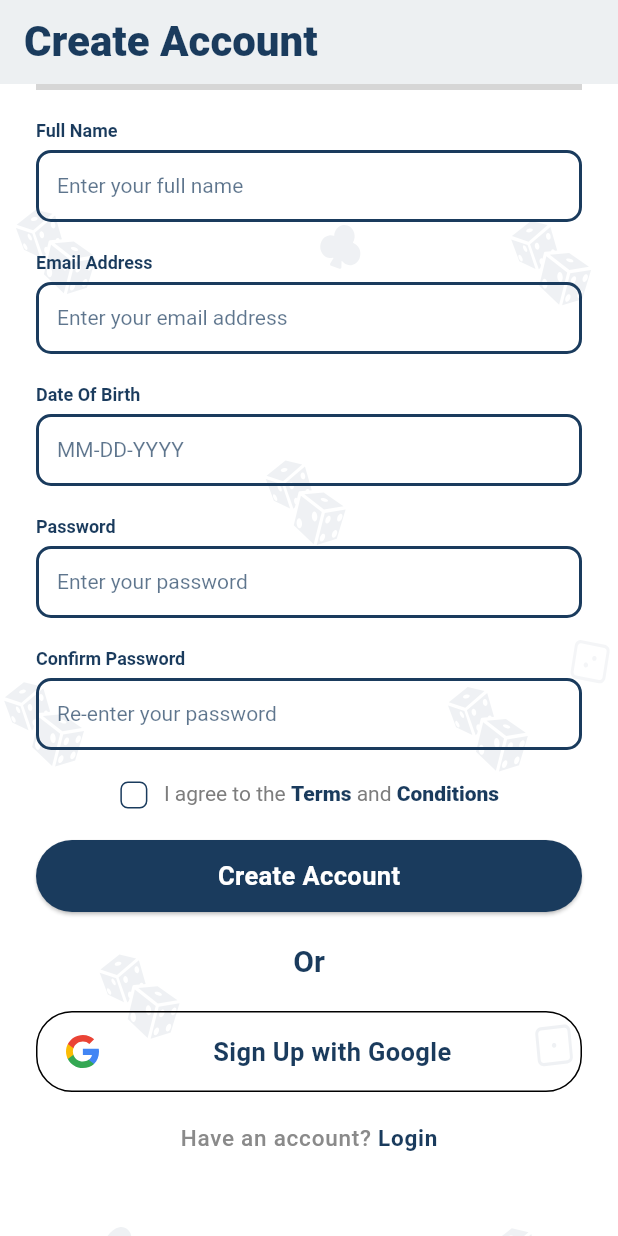
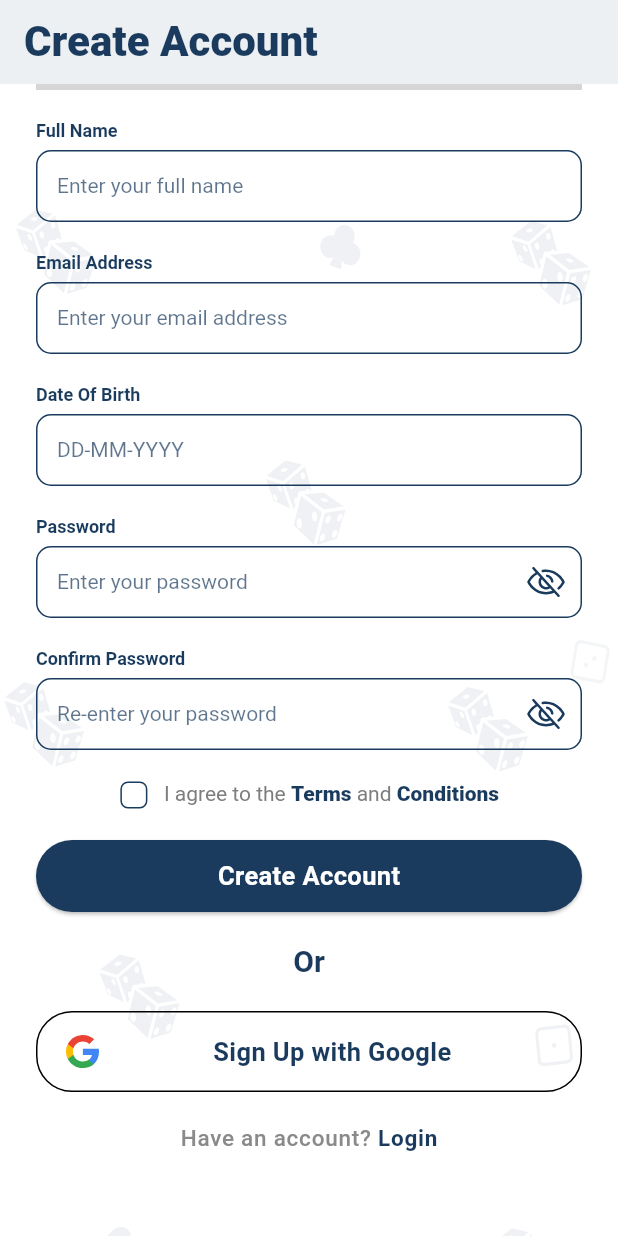
Before and after one commit to khan-ismail/Bet-Control, a Flutter app: the SignUpPage screen opened directly, scrolled down 68 dp, on a phone screen of 412 x 824 dp. Run offline on Flutter 3.47's test engine with Material 3 defaults, Android fonts, the light colour scheme and no system bars; our stand-ins replace flutter_riverpod, flutter_svg, get, google_fonts, hive_flutter; accounts and stored records are empty; grey boxes are pictures that could not be loaded.

Commit message:
ref : fields modified

```diff
--- /dev/null
+++ b/lib/components/form_fields/date_picker_field.dart
@@ -0,0 +1,68 @@
+import 'package:betcontrol/utils/date_formatter.dart';
+import 'package:flutter/material.dart';
+
+class AppDatePickerField extends StatelessWidget {
+  final String title;
+  final String hintText;
+  final TextEditingController controller;
+  final String? initialValue;
+  final String? Function(String?)? validator;
+  final void Function(String)? onChanged;
+  const AppDatePickerField({
+    super.key,
+    required this.title,
+    required this.controller,
+    required this.hintText,
+    this.initialValue,
+    this.validator,
+    this.onChanged,
+  });
+
+  @override
+  Widget build(BuildContext context) {
+    return Column(
+      mainAxisAlignment: MainAxisAlignment.start,
+      crossAxisAlignment: CrossAxisAlignment.start,
+      mainAxisSize: MainAxisSize.min,
+      spacing: 5,
+      children: [
+        Text(
+          title,
+          style: Theme.of(context)
+              .textTheme
+              .displaySmall!
+              .copyWith(fontWeight: FontWeight.w600),
+        ),
+        TextFormField(
+          controller: controller,
+          initialValue: initialValue,
+          validator: validator,
+          readOnly: true,
+          onChanged: onChanged,
+          keyboardType: TextInputType.datetime,
+          showCursor: false,
+          onTap: () async {
+            FocusScope.of(context).requestFocus(FocusNode()); // Hide keyboard
+            DateTime? pickedDate = await showDatePicker(
+              context: context,
+              initialDate: DateTime.now(),
+              firstDate: DateTime(1990),
+              lastDate: DateTime.now(),
+            );
+            if (pickedDate != null) {
+              controller.text =
+                  DateFormatter.dateToString(DateFormats.ddmmyyyy, pickedDate);
+              if (onChanged != null) {
+                onChanged!(controller.text);
+              }
+            }
+          },
+          decoration: InputDecoration(
+            hintText: hintText,
+          ),
+          style: Theme.of(context).textTheme.headlineSmall!,
+        ),
+      ],
+    );
+  }
+}
--- a/lib/components/form_fields/text_field.dart
+++ b/lib/components/form_fields/text_field.dart
@@ -7,15 +7,19 @@ class AppTextField extends StatelessWidget {
   final String? initialValue;
   final String? Function(String?)? validator;
   final void Function(String)? onChanged;
-  const AppTextField({
-    super.key,
+  final Widget? suffixIcon;
+  final bool obscureText;
+
+  const AppTextField(
+      {super.key,
       required this.title,
       required this.controller,
       required this.hintText,
       this.initialValue,
       this.validator,
       this.onChanged,
-  });
+      this.suffixIcon,
+      this.obscureText = false});
 
   @override
   Widget build(BuildContext context) {
@@ -36,9 +40,21 @@ class AppTextField extends StatelessWidget {
           controller: controller,
           initialValue: initialValue,
           validator: validator,
-          onChanged: onChanged,
+          onChanged: (value) {
+            controller.text = value;
+
+            if (onChanged != null) {
+              onChanged!(value);
+            }
+          },
+          obscureText: obscureText,
+          obscuringCharacter: '*',
           decoration: InputDecoration(
             hintText: hintText,
+            suffixIcon: Padding(
+              padding: const EdgeInsets.all(10),
+              child: suffixIcon,
+            ),
           ),
           style: Theme.of(context).textTheme.headlineSmall!,
         ),
--- a/lib/core/theme/theme.dart
+++ b/lib/core/theme/theme.dart
@@ -17,7 +17,7 @@ abstract class AppTheme {
   static _border([Color color = AppPallete.primary]) => OutlineInputBorder(
         borderSide: BorderSide(
           color: color,
-          width: 2,
+          width: 1,
         ),
         borderRadius: BorderRadius.circular(10),
       );
@@ -58,6 +58,7 @@ abstract class AppTheme {
     contentPadding: const EdgeInsets.all(10),
     enabledBorder: _border(),
     focusedBorder: _border(),
+    disabledBorder: _border(AppPallete.primary.withValues(alpha: 0.7)),
     hintStyle: AppTextStyles.headlineSmall.copyWith(
       color: AppPallete.primary.withValues(alpha: 0.7),
     ),
@@ -69,6 +70,26 @@ abstract class AppTheme {
     ),
   );
 
+  static final _datePickerTheme = DatePickerThemeData(
+    backgroundColor: AppPallete.surface,
+    cancelButtonStyle: ButtonStyle(
+      textStyle: WidgetStatePropertyAll(
+          AppTextStyles.bodyMedium.copyWith(fontWeight: FontWeight.bold)),
+    ),
+    confirmButtonStyle: ButtonStyle(
+      textStyle: WidgetStatePropertyAll(
+          AppTextStyles.bodyMedium.copyWith(fontWeight: FontWeight.bold)),
+    ),
+    dayStyle: AppTextStyles.bodyMedium,
+    yearStyle: AppTextStyles.bodyMedium,
+    weekdayStyle: AppTextStyles.bodyMedium,
+    headerHelpStyle: AppTextStyles.bodyMedium,
+    headerHeadlineStyle: AppTextStyles.bodyMedium,
+    rangePickerHeaderHelpStyle: AppTextStyles.bodyMedium,
+    rangePickerHeaderHeadlineStyle: AppTextStyles.bodyMedium,
+    dividerColor: AppPallete.primary.withValues(alpha: 0.7),
+  );
+
   static final lightThemeMode = ThemeData.light().copyWith(
     colorScheme: _colorScheme,
     scaffoldBackgroundColor: AppPallete.backgroundColor,
@@ -76,6 +97,16 @@ abstract class AppTheme {
     inputDecorationTheme: _inputDecorationTheme,
     elevatedButtonTheme: _elevatedButtonTheme,
     outlinedButtonTheme: _outlinedButtonTheme(),
+    dropdownMenuTheme: DropdownMenuThemeData(
+      inputDecorationTheme: _inputDecorationTheme,
+      textStyle: AppTextStyles.headlineSmall.copyWith(
+        color: AppPallete.primary.withValues(alpha: 0.7),
+      ),
+      menuStyle: MenuStyle(
+        maximumSize: WidgetStatePropertyAll(Size(20, 20)),
+      ),
+    ),
+    datePickerTheme: _datePickerTheme,
     textTheme: GoogleFonts.nunitoTextTheme().copyWith(
       bodyLarge: AppTextStyles.bodyLarge,
       bodyMedium: AppTextStyles.bodyMedium,
--- a/lib/pages/sign_up/form_widget.dart
+++ b/lib/pages/sign_up/form_widget.dart
@@ -1,4 +1,5 @@
 import 'package:betcontrol/components/form_fields/check_box_field.dart';
+import 'package:betcontrol/components/form_fields/date_picker_field.dart';
 import 'package:betcontrol/components/form_fields/text_field.dart';
 import 'package:betcontrol/pages/sign_up/sign_up_controller.dart';
 import 'package:betcontrol/utils/constants/icons.dart';
@@ -28,21 +29,39 @@ class FormWidget extends StatelessWidget {
             controller: xController.emailConroller,
             hintText: 'Enter your email address',
           ),
-          AppTextField(
+          AppDatePickerField(
             title: 'Date Of Birth',
             controller: xController.dobConroller,
-            hintText: 'MM-DD-YYYY',
+            hintText: 'DD-MM-YYYY',
           ),
-          AppTextField(
+          Obx(() {
+            return AppTextField(
               title: 'Password',
               controller: xController.passwordConroller,
               hintText: 'Enter your password',
+              suffixIcon: GestureDetector(
+                onTap: xController.updatePasswordObscureTextFlag,
+                child: xController.passwordObscureText.value
+                    ? AppIcons.activeEyeSlash
+                    : AppIcons.inActiveEyeSlash,
               ),
-          AppTextField(
+              obscureText: xController.passwordObscureText.value,
+            );
+          }),
+          Obx(() {
+            return AppTextField(
               title: 'Confirm Password',
               controller: xController.confirmPasswordConroller,
               hintText: 'Re-enter your password',
+              suffixIcon: GestureDetector(
+                onTap: xController.updateConfirmPasswordObscureTextFlag,
+                child: xController.confirmPasswordObscureText.value
+                    ? AppIcons.activeEyeSlash
+                    : AppIcons.inActiveEyeSlash,
               ),
+              obscureText: xController.confirmPasswordObscureText.value,
+            );
+          }),
           Obx(
             () => AppCheckBoxField(
               checkboxValue: xController.isAgreedTC.value,
--- a/lib/pages/sign_up/sign_up_controller.dart
+++ b/lib/pages/sign_up/sign_up_controller.dart
@@ -13,4 +13,15 @@ class SignUpController extends GetxController {
   final confirmPasswordConroller = TextEditingController();
 
   RxBool isAgreedTC = RxBool(false);
+
+  RxBool passwordObscureText = RxBool(true);
+  RxBool confirmPasswordObscureText = RxBool(true);
+
+  void updateConfirmPasswordObscureTextFlag() {
+    confirmPasswordObscureText.value = !confirmPasswordObscureText.value;
+  }
+
+  void updatePasswordObscureTextFlag() {
+    passwordObscureText.value = !passwordObscureText.value;
+  }
 }
--- a/lib/utils/constants/icons.dart
+++ b/lib/utils/constants/icons.dart
@@ -1,13 +1,26 @@
+import 'package:betcontrol/core/theme/app_pallet.dart';
 import 'package:flutter/material.dart';
 import 'package:flutter_svg/svg.dart';
 
 abstract class AppIcons {
   static final google = SvgPicture.asset(AppIconPath.google);
+
   static final background = SvgPicture.asset(
     AppIconPath.background,
     fit: BoxFit.cover,
   );
+
   static final illustration = SvgPicture.asset(AppIconPath.illustration);
+
+  static final dropdown = SvgPicture.asset(
+    AppIconPath.dropdown,
+    colorFilter: ColorFilter.mode(AppPallete.primary, BlendMode.srcIn),
+  );
+
+  static final inActiveEyeSlash =
+      SvgPicture.asset(AppIconPath.inActiveEyeSlash);
+
+  static final activeEyeSlash = SvgPicture.asset(AppIconPath.activeEyeSlash);
 }
 
 abstract class AppIconPath {
@@ -16,4 +29,7 @@ abstract class AppIconPath {
       'assets/images/authentication/background.svg';
   static final String illustration =
       'assets/images/authentication/illustration.svg';
+  static final String dropdown = 'assets/icons/dropdown.svg';
+  static final String activeEyeSlash = 'assets/icons/active_eye_slash.svg';
+  static final String inActiveEyeSlash = 'assets/icons/in_active_eye_slash.svg';
 }
--- /dev/null
+++ b/lib/utils/date_formatter.dart
@@ -0,0 +1,15 @@
+import 'package:intl/intl.dart';
+
+abstract class DateFormats {
+  static DateFormat ddmmyyyy = DateFormat('dd-MM-yyyy');
+}
+
+abstract class DateFormatter {
+  static DateTime stringToDate(DateFormat format, String date) {
+    return format.tryParse(date) ?? DateTime.now();
+  }
+
+  static String dateToString(DateFormat format, DateTime date) {
+    return format.format(date);
+  }
+}
--- a/pubspec.yaml
+++ b/pubspec.yaml
@@ -16,6 +16,7 @@ dependencies:
   google_fonts: ^6.2.1
   hive: ^2.2.3
   hive_flutter: ^1.1.0
+  intl: ^0.20.1
   riverpod_annotation: ^2.6.1
 
 dev_dependencies:
@@ -51,6 +52,7 @@ flutter:
     - assets/images/raster/splash/
     - assets/jsons/
     - assets/images/authentication/
+    - assets/icons/
 
   # fonts:
   #   - family: Nunito
```
Also changed, not shown: lib/components/form_fields/date_picker_drop_down_field.dart (added, +112 -0 lines), lib/components/form_fields/drop_down_field.dart (added, +48 -0 lines), assets/icons/active_eye_slash.svg (added), assets/icons/dropdown.svg (added), assets/icons/in_active_eye_slash.svg (added), pubspec.lock. Lines whose indentation alone changed are shown as unchanged.
